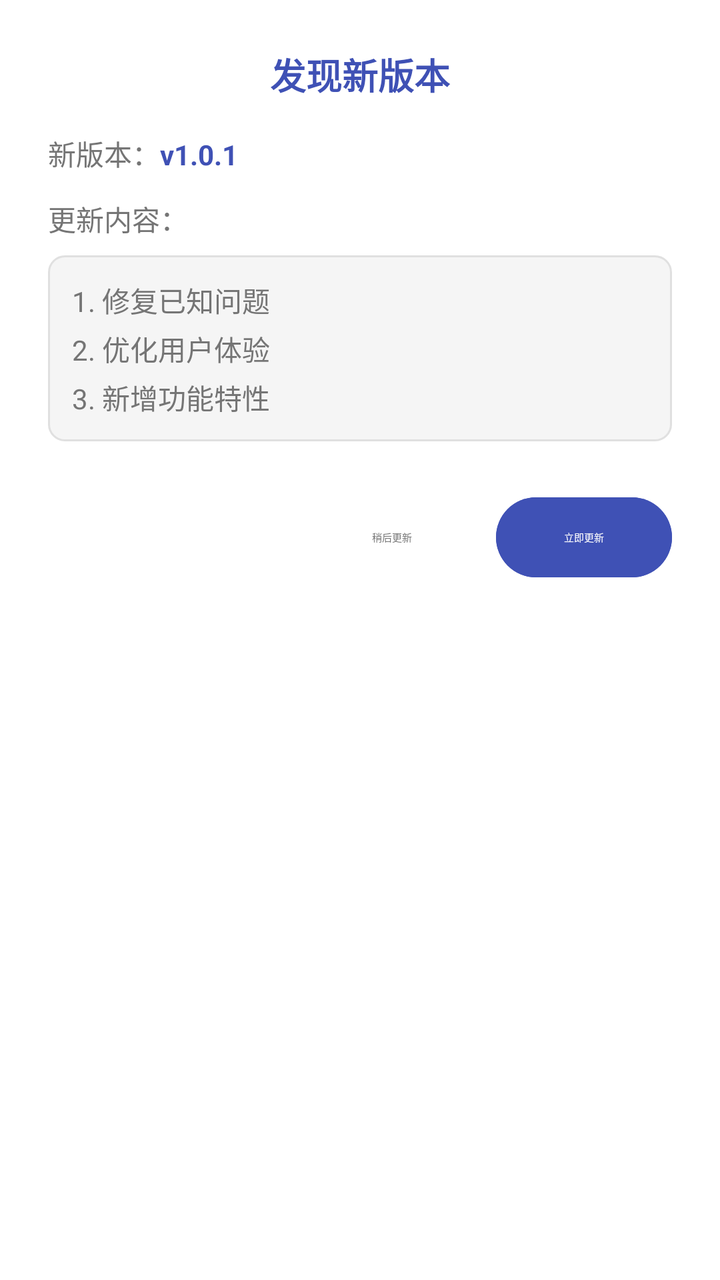
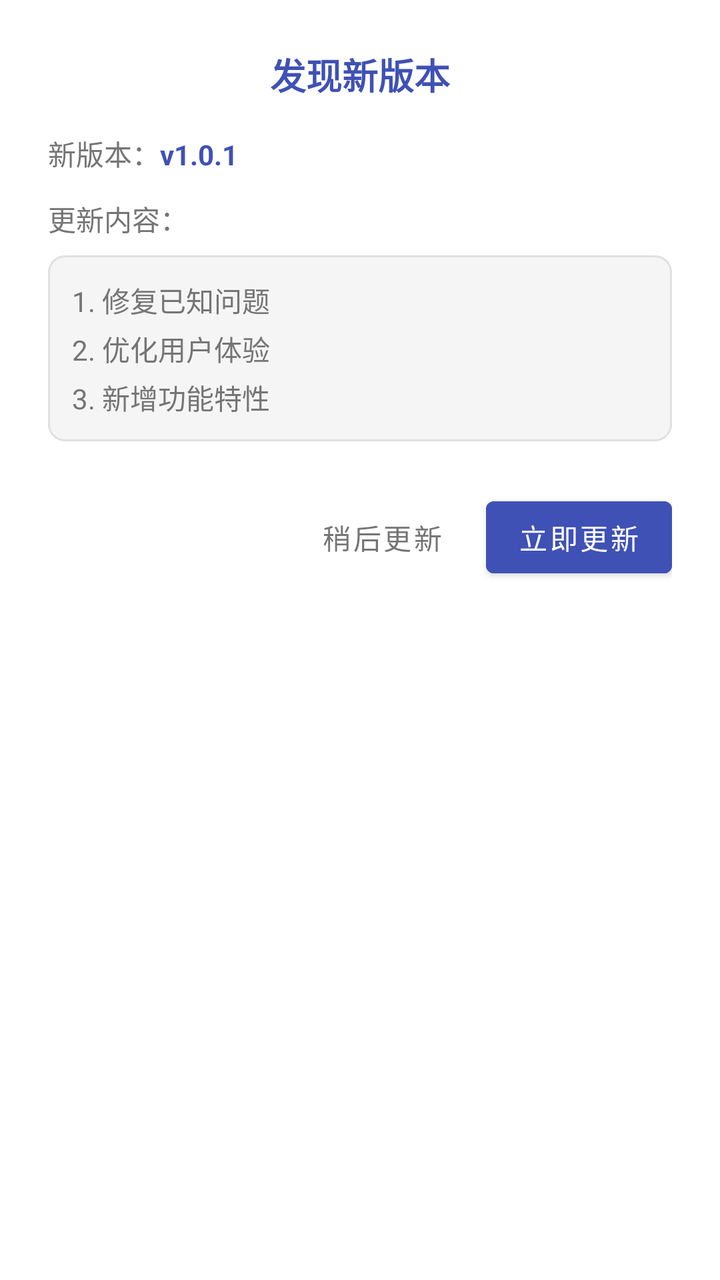

Screens rendered from an Android XML layout before and after an edit, with the pre-edit source and the edit as a unified diff.
<!-- AndroidManifest.xml: application theme Theme.Zuji_yuansheng -->
<!-- res/layout/dialog_app_update.xml -->
<?xml version="1.0" encoding="utf-8"?>
<LinearLayout xmlns:android="http://schemas.android.com/apk/res/android"
    android:layout_width="match_parent"
    android:layout_height="wrap_content"
    android:orientation="vertical"
    android:padding="24dp">

    
    <TextView
        android:id="@+id/tv_update_title"
        android:layout_width="match_parent"
        android:layout_height="wrap_content"
        android:text="发现新版本"
        android:textSize="18sp"
        android:textStyle="bold"
        android:textColor="@color/colorPrimary"
        android:gravity="center"
        android:layout_marginBottom="16dp" />

    
    <LinearLayout
        android:layout_width="match_parent"
        android:layout_height="wrap_content"
        android:orientation="horizontal"
        android:layout_marginBottom="12dp">

        <TextView
            android:layout_width="wrap_content"
            android:layout_height="wrap_content"
            android:text="新版本："
            android:textSize="14sp"
            android:textColor="@color/colorDarkGray" />

        <TextView
            android:id="@+id/tv_version_name"
            android:layout_width="0dp"
            android:layout_height="wrap_content"
            android:layout_weight="1"
            android:text="v1.0.1"
            android:textSize="14sp"
            android:textColor="@color/colorPrimary"
            android:textStyle="bold" />

    </LinearLayout>

    
    <LinearLayout
        android:id="@+id/layout_file_size"
        android:layout_width="match_parent"
        android:layout_height="wrap_content"
        android:orientation="horizontal"
        android:layout_marginBottom="12dp"
        android:visibility="gone">

        <TextView
            android:layout_width="wrap_content"
            android:layout_height="wrap_content"
            android:text="安装包大小："
            android:textSize="14sp"
            android:textColor="@color/colorDarkGray" />

        <TextView
            android:id="@+id/tv_file_size"
            android:layout_width="0dp"
            android:layout_height="wrap_content"
            android:layout_weight="1"
            android:text="10.5MB"
            android:textSize="14sp"
            android:textColor="@color/colorDarkGray" />

    </LinearLayout>

    
    <LinearLayout
        android:id="@+id/layout_release_time"
        android:layout_width="match_parent"
        android:layout_height="wrap_content"
        android:orientation="horizontal"
        android:layout_marginBottom="16dp"
        android:visibility="gone">

        <TextView
            android:layout_width="wrap_content"
            android:layout_height="wrap_content"
            android:text="发布时间："
            android:textSize="14sp"
            android:textColor="@color/colorDarkGray" />

        <TextView
            android:id="@+id/tv_release_time"
            android:layout_width="0dp"
            android:layout_height="wrap_content"
            android:layout_weight="1"
            android:text="2024-01-01"
            android:textSize="14sp"
            android:textColor="@color/colorDarkGray" />

    </LinearLayout>

    
    <TextView
        android:layout_width="match_parent"
        android:layout_height="wrap_content"
        android:text="更新内容："
        android:textSize="14sp"
        android:textColor="@color/colorDarkGray"
        android:layout_marginBottom="8dp" />

    <ScrollView
        android:layout_width="match_parent"
        android:layout_height="wrap_content"
        android:maxHeight="120dp"
        android:layout_marginBottom="24dp">

        <TextView
            android:id="@+id/tv_update_content"
            android:layout_width="match_parent"
            android:layout_height="wrap_content"
            android:text="1. 修复已知问题\n2. 优化用户体验\n3. 新增功能特性"
            android:textSize="14sp"
            android:textColor="@color/colorDarkGray"
            android:lineSpacingExtra="4dp"
            android:padding="12dp"
            android:background="@drawable/bg_rounded_light_gray" />

    </ScrollView>

    
    <LinearLayout
        android:id="@+id/layout_download_progress"
        android:layout_width="match_parent"
        android:layout_height="wrap_content"
        android:orientation="vertical"
        android:layout_marginBottom="16dp"
        android:visibility="gone">

        <TextView
            android:id="@+id/tv_download_status"
            android:layout_width="match_parent"
            android:layout_height="wrap_content"
            android:text="正在下载..."
            android:textSize="14sp"
            android:textColor="@color/colorPrimary"
            android:gravity="center"
            android:layout_marginBottom="8dp" />

        <ProgressBar
            android:id="@+id/progress_download"
            style="?android:attr/progressBarStyleHorizontal"
            android:layout_width="match_parent"
            android:layout_height="wrap_content"
            android:max="100"
            android:progress="0"
            android:progressTint="@color/colorPrimary" />

        <TextView
            android:id="@+id/tv_download_progress"
            android:layout_width="match_parent"
            android:layout_height="wrap_content"
            android:text="0%"
            android:textSize="12sp"
            android:textColor="@color/colorDarkGray"
            android:gravity="center"
            android:layout_marginTop="4dp" />

    </LinearLayout>

    
    <LinearLayout
        android:id="@+id/layout_buttons"
        android:layout_width="match_parent"
        android:layout_height="wrap_content"
        android:orientation="horizontal"
        android:gravity="end">

        <Button
            android:id="@+id/btn_cancel"
            style="@style/Widget.Material3.Button.TextButton"
            android:layout_width="wrap_content"
            android:layout_height="wrap_content"
            android:text="稍后更新"
            android:textColor="@color/colorDarkGray"
            android:layout_marginEnd="8dp" />

        <Button
            android:id="@+id/btn_update"
            style="@style/Widget.Material3.Button"
            android:layout_width="wrap_content"
            android:layout_height="wrap_content"
            android:text="立即更新"
            android:backgroundTint="@color/colorPrimary" />

    </LinearLayout>

    
    <Button
        android:id="@+id/btn_cancel_download"
        style="@style/Widget.Material3.Button.TextButton"
        android:layout_width="match_parent"
        android:layout_height="wrap_content"
        android:text="取消下载"
        android:textColor="@color/colorDarkGray"
        android:visibility="gone" />

</LinearLayout>
<!-- resources referenced by this layout -->
<resources>
  <color name="colorDarkGray">#757575</color>
  <color name="colorPrimary">@color/indigo_500</color>
  <!-- drawable bg_rounded_light_gray (drawable) -->
  <?xml version="1.0" encoding="utf-8"?>
  <shape xmlns:android="http://schemas.android.com/apk/res/android"
      android:shape="rectangle">
      
      
      <solid android:color="#F5F5F5" />
      
      
      <corners android:radius="8dp" />
      
      
      <stroke
          android:width="1dp"
          android:color="#E0E0E0" />
          
  </shape>
  <style name="Theme.Zuji_yuansheng" parent="Theme.MaterialComponents.DayNight.NoActionBar">
          
          <item name="colorPrimary">@color/blue_500</item>
          <item name="colorPrimaryVariant">@color/blue_700</item>
          <item name="colorOnPrimary">@color/white</item>
          
          <item name="colorSecondary">@color/indigo_500</item>
          <item name="colorSecondaryVariant">@color/indigo_700</item>
          <item name="colorOnSecondary">@color/white</item>
          
          <item name="android:statusBarColor">@android:color/transparent</item>
          <item name="android:windowLightStatusBar">false</item>
          <item name="android:windowFullscreen">false</item>
          <item name="android:windowNoTitle">true</item>
          
          
          <item name="materialButtonStyle">@style/Widget.MaterialComponents.Button</item>
          <item name="textInputStyle">@style/Widget.MaterialComponents.TextInputLayout.OutlinedBox</item>
      </style>
  <color name="indigo_500">#3F51B5</color>
  <color name="blue_500">#2196F3</color>
  <color name="blue_700">#1976D2</color>
  <color name="white">#FFFFFFFF</color>
  <color name="indigo_700">#303F9F</color>
</resources>

<!-- the commit's change to res/layout/dialog_app_update.xml (unified diff, before → after) -->
@@ -175,7 +175,7 @@
 
         <Button
             android:id="@+id/btn_cancel"
-            style="@style/Widget.Material3.Button.TextButton"
+            style="@style/Widget.MaterialComponents.Button.TextButton"
             android:layout_width="wrap_content"
             android:layout_height="wrap_content"
             android:text="稍后更新"
@@ -184,7 +184,7 @@
 
         <Button
             android:id="@+id/btn_update"
-            style="@style/Widget.Material3.Button"
+            style="@style/Widget.MaterialComponents.Button"
             android:layout_width="wrap_content"
             android:layout_height="wrap_content"
             android:text="立即更新"
@@ -195,7 +195,7 @@
     
     <Button
         android:id="@+id/btn_cancel_download"
-        style="@style/Widget.Material3.Button.TextButton"
+        style="@style/Widget.MaterialComponents.Button.TextButton"
         android:layout_width="match_parent"
         android:layout_height="wrap_content"
         android:text="取消下载"
